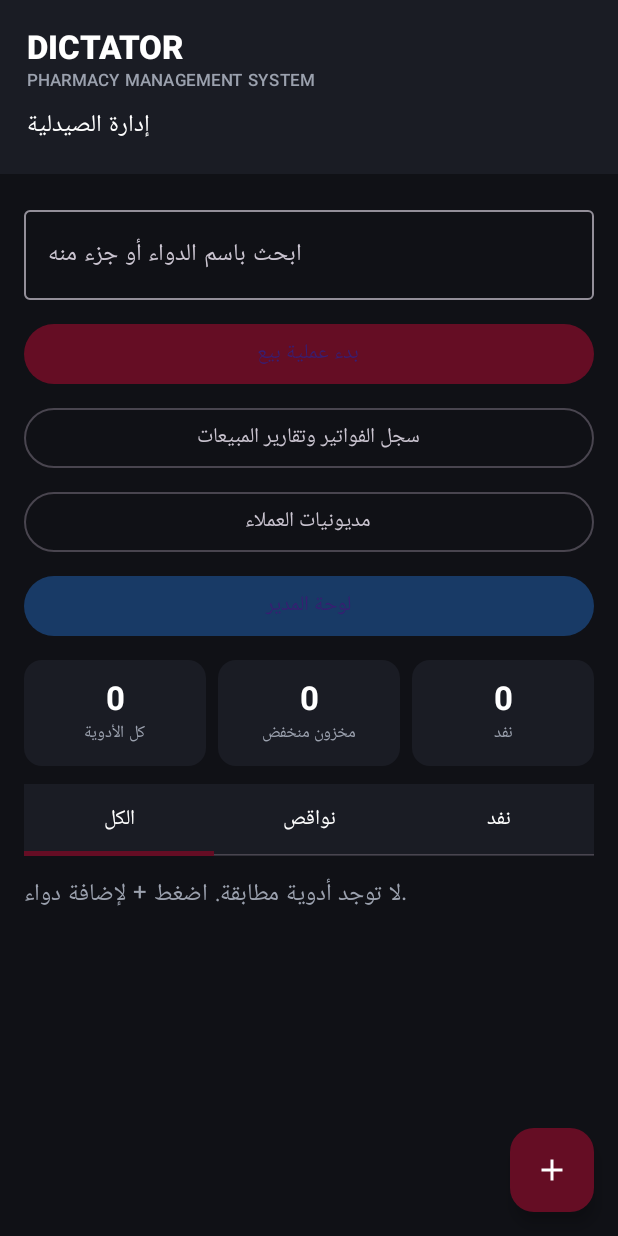
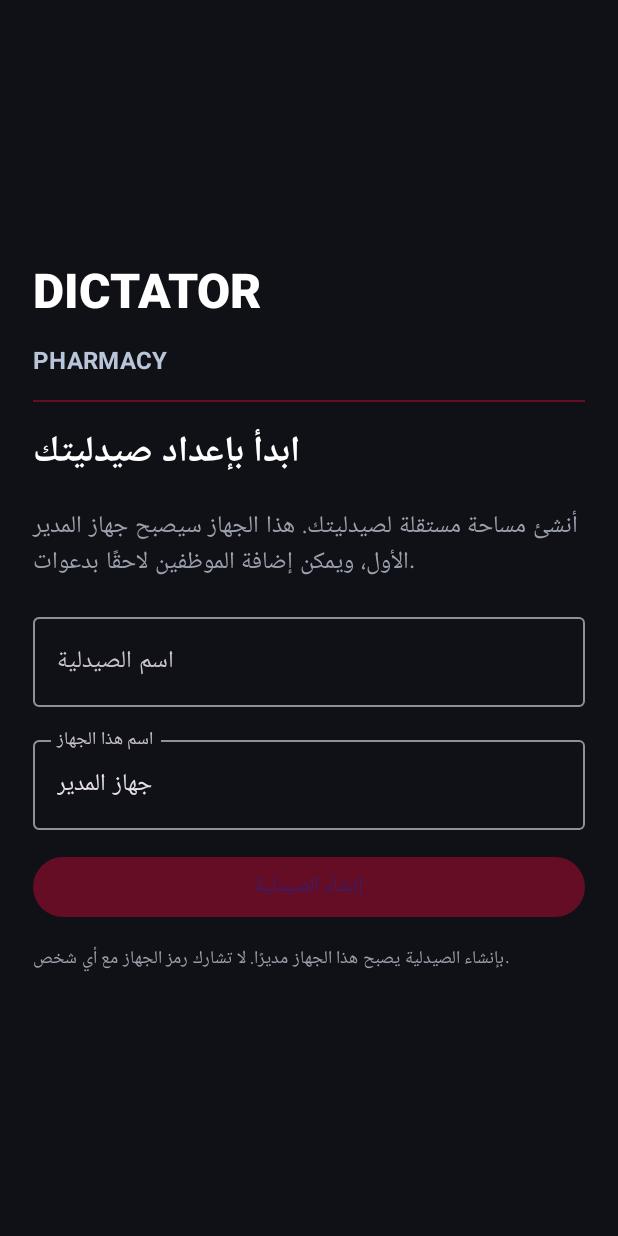
Before and after one commit to DictatorEG2/Dictator-Pharmacy, an Android app built with Jetpack Compose: the screen it shows after launch (MainActivity), on a phone screen of 412 x 824 dp. Run offline under Robolectric (Android 15) with nearby library versions, the phone set to English and light mode, and no system bars.

Commit message:
feat(android): add pharmacy creation onboarding screen

```diff
--- a/app/src/main/java/eg/dictator/pharmacy/MainActivity.kt
+++ b/app/src/main/java/eg/dictator/pharmacy/MainActivity.kt
@@ -22,6 +22,11 @@ import androidx.compose.ui.graphics.Color
 import androidx.compose.ui.text.font.FontWeight
 import androidx.compose.ui.text.input.KeyboardType
 import androidx.compose.ui.unit.dp
+import androidx.compose.ui.platform.LocalContext
+import eg.dictator.pharmacy.network.PharmacyApi
+import eg.dictator.pharmacy.security.SecureSessionStore
+import kotlinx.coroutines.Dispatchers
+import kotlinx.coroutines.withContext
 import androidx.lifecycle.ViewModel
 import androidx.lifecycle.ViewModelProvider
 import androidx.lifecycle.viewModelScope
@@ -48,12 +53,92 @@ private val Muted = Color(0xFF9BA1AE)
 class MainActivity : ComponentActivity() {
     override fun onCreate(savedInstanceState: Bundle?) {
         super.onCreate(savedInstanceState)
-        val dao = PharmacyDatabase.get(this).medicineDao()
         setContent {
-            val vm: PharmacyViewModel = viewModel(factory = PharmacyViewModel.factory(dao))
+            var session by remember { mutableStateOf(SecureSessionStore.read(this)) }
             MaterialTheme(colorScheme = darkColorScheme(primary = Crimson, secondary = Blue, background = Ink, surface = Panel)) {
-                PharmacyScreen(vm)
+                if (session == null) {
+                    PharmacyOnboardingScreen(onRegistered = { created -> session = created })
+                } else {
+                    val current = session!!
+                    val dao = remember(current.pharmacyId) {
+                        PharmacyDatabase.get(this, current.pharmacyId).medicineDao()
+                    }
+                    val vm: PharmacyViewModel = viewModel(
+                        key = "pharmacy_${current.pharmacyId}",
+                        factory = PharmacyViewModel.factory(dao)
+                    )
+                    PharmacyScreen(vm)
+                }
             }
+        }
+    }
+}
+
+
+@Composable
+private fun PharmacyOnboardingScreen(onRegistered: (SecureSessionStore.Session) -> Unit) {
+    var pharmacyName by remember { mutableStateOf("") }
+    var deviceName by remember { mutableStateOf("جهاز المدير") }
+    var loading by remember { mutableStateOf(false) }
+    var error by remember { mutableStateOf<String?>(null) }
+    val scope = rememberCoroutineScope()
+    val context = LocalContext.current
+
+    Box(Modifier.fillMaxSize().background(Ink).padding(22.dp), contentAlignment = Alignment.Center) {
+        Column(
+            Modifier.fillMaxWidth().verticalScroll(rememberScrollState()),
+            verticalArrangement = Arrangement.spacedBy(14.dp)
+        ) {
+            Text("DICTATOR", color = Color.White, style = MaterialTheme.typography.headlineLarge, fontWeight = FontWeight.Black)
+            Text("PHARMACY", color = Color(0xFFB9C5D8), style = MaterialTheme.typography.titleMedium, fontWeight = FontWeight.Bold)
+            Divider(color = Crimson)
+            Text("ابدأ بإعداد صيدليتك", color = Color.White, style = MaterialTheme.typography.headlineSmall, fontWeight = FontWeight.Bold)
+            Text("أنشئ مساحة مستقلة لصيدليتك. هذا الجهاز سيصبح جهاز المدير الأول، ويمكن إضافة الموظفين لاحقًا بدعوات.", color = Muted)
+            OutlinedTextField(
+                value = pharmacyName, onValueChange = { pharmacyName = it.take(100); error = null },
+                modifier = Modifier.fillMaxWidth(), label = { Text("اسم الصيدلية") },
+                singleLine = true, enabled = !loading
+            )
+            OutlinedTextField(
+                value = deviceName, onValueChange = { deviceName = it.take(80); error = null },
+                modifier = Modifier.fillMaxWidth(), label = { Text("اسم هذا الجهاز") },
+                singleLine = true, enabled = !loading
+            )
+            error?.let { Text(it, color = Color(0xFFFF7777)) }
+            Button(
+                onClick = {
+                    if (pharmacyName.isBlank() || deviceName.isBlank()) {
+                        error = "اكتب اسم الصيدلية واسم الجهاز أولًا"
+                    } else {
+                        loading = true
+                        error = null
+                        scope.launch {
+                            try {
+                                val created = withContext(Dispatchers.IO) {
+                                    PharmacyApi.registerPharmacy(pharmacyName, deviceName)
+                                }
+                                val saved = SecureSessionStore.Session(
+                                    token = created.token, pharmacyId = created.pharmacyId,
+                                    pharmacyName = created.pharmacyName, deviceId = created.deviceId,
+                                    role = created.role
+                                )
+                                SecureSessionStore.save(context, saved)
+                                onRegistered(saved)
+                            } catch (e: Exception) {
+                                error = e.message ?: "تعذر الاتصال بالخادم"
+                            } finally {
+                                loading = false
+                            }
+                        }
+                    }
+                },
+                modifier = Modifier.fillMaxWidth(), enabled = !loading,
+                colors = ButtonDefaults.buttonColors(containerColor = Crimson)
+            ) {
+                if (loading) CircularProgressIndicator(Modifier.size(18.dp), color = Color.White, strokeWidth = 2.dp)
+                else Text("إنشاء الصيدلية")
+            }
+            Text("بإنشاء الصيدلية يصبح هذا الجهاز مديرًا. لا تشارك رمز الجهاز مع أي شخص.", color = Muted, style = MaterialTheme.typography.bodySmall)
         }
     }
 }
```
